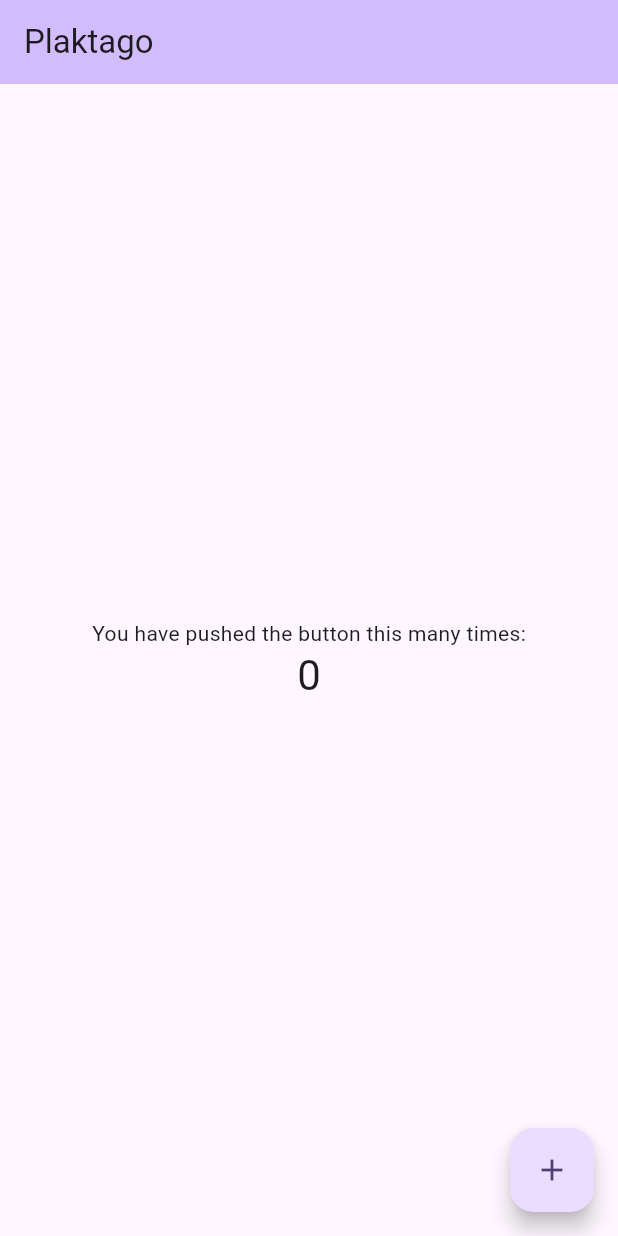
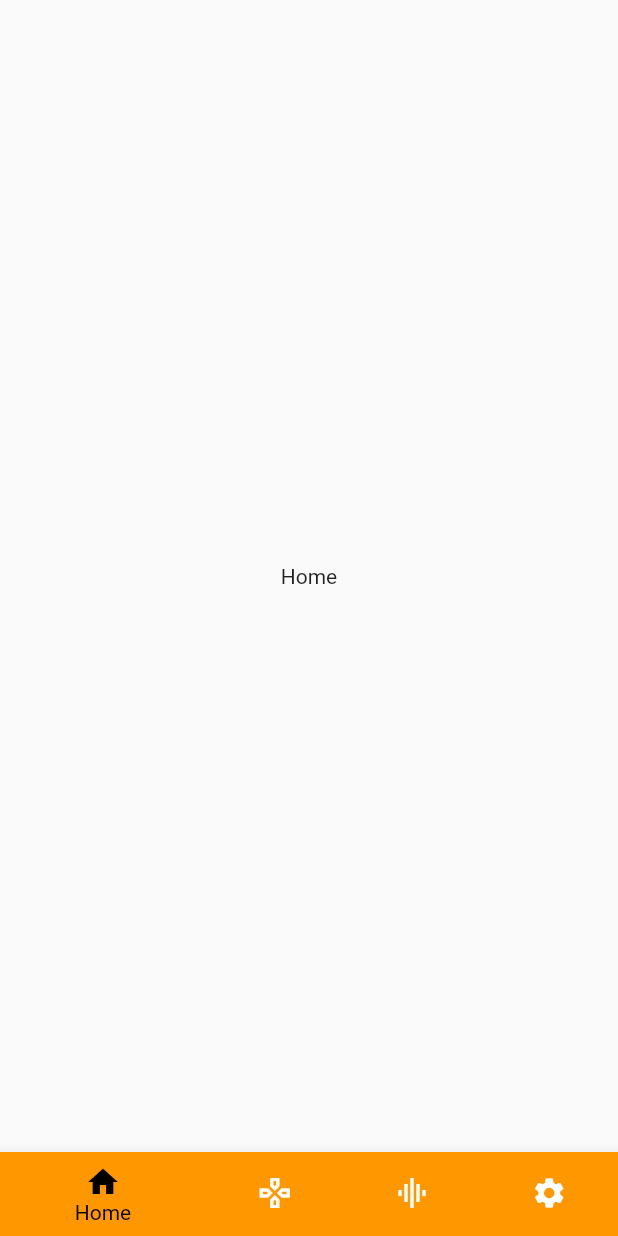
Before and after one commit to Extauren/Plaktago, a Flutter app: the screen it shows after launch, on a phone screen of 412 x 824 dp. Run offline on Flutter 3.47's test engine with Material 2 defaults, Android fonts, the phone set to English and light mode, and no system bars.

Commit message:
Add bottom navigation bar, home bingo statistic and settings pages

```diff
--- /dev/null
+++ b/lib/bingo.dart
@@ -0,0 +1,9 @@
+import 'package:flutter/material.dart';
+
+class Bingo extends StatelessWidget {
+  const Bingo({super.key});
+  @override
+  Widget build(BuildContext context) {
+    return const Center(child: Text("Bingo"));
+  }
+}
--- /dev/null
+++ b/lib/home.dart
@@ -0,0 +1,9 @@
+import 'package:flutter/material.dart';
+
+class Home extends StatelessWidget {
+  const Home({super.key});
+  @override
+  Widget build(BuildContext context) {
+    return const Center(child: Text("Home"));
+  }
+}
--- a/lib/main.dart
+++ b/lib/main.dart
@@ -1,4 +1,5 @@
 import 'package:flutter/material.dart';
+import 'navigation_bar.dart';
 
 void main() {
   runApp(const MyApp());
@@ -7,119 +8,15 @@ void main() {
 class MyApp extends StatelessWidget {
   const MyApp({super.key});
 
-  // This widget is the root of your application.
   @override
   Widget build(BuildContext context) {
     return MaterialApp(
       title: 'Plaktago',
       theme: ThemeData(
-        // This is the theme of your application.
-        //
-        // TRY THIS: Try running your application with "flutter run". You'll see
-        // the application has a blue toolbar. Then, without quitting the app,
-        // try changing the seedColor in the colorScheme below to Colors.green
-        // and then invoke "hot reload" (save your changes or press the "hot
-        // reload" button in a Flutter-supported IDE, or press "r" if you used
-        // the command line to start the app).
-        //
-        // Notice that the counter didn't reset back to zero; the application
-        // state is not lost during the reload. To reset the state, use hot
-        // restart instead.
-        //
-        // This works for code too, not just values: Most code changes can be
-        // tested with just a hot reload.
         colorScheme: ColorScheme.fromSeed(seedColor: Colors.deepPurple),
         useMaterial3: true,
       ),
-      home: const MyHomePage(title: 'Plaktago'),
+      home: NavigationBarApp(),
     );
   }
 }
-
-class MyHomePage extends StatefulWidget {
-  const MyHomePage({super.key, required this.title});
-
-  // This widget is the home page of your application. It is stateful, meaning
-  // that it has a State object (defined below) that contains fields that affect
-  // how it looks.
-
-  // This class is the configuration for the state. It holds the values (in this
-  // case the title) provided by the parent (in this case the App widget) and
-  // used by the build method of the State. Fields in a Widget subclass are
-  // always marked "final".
-
-  final String title;
-
-  @override
-  State<MyHomePage> createState() => _MyHomePageState();
-}
-
-class _MyHomePageState extends State<MyHomePage> {
-  int _counter = 0;
-
-  void _incrementCounter() {
-    setState(() {
-      // This call to setState tells the Flutter framework that something has
-      // changed in this State, which causes it to rerun the build method below
-      // so that the display can reflect the updated values. If we changed
-      // _counter without calling setState(), then the build method would not be
-      // called again, and so nothing would appear to happen.
-      _counter++;
-    });
-  }
-
-  @override
-  Widget build(BuildContext context) {
-    // This method is rerun every time setState is called, for instance as done
-    // by the _incrementCounter method above.
-    //
-    // The Flutter framework has been optimized to make rerunning build methods
-    // fast, so that you can just rebuild anything that needs updating rather
-    // than having to individually change instances of widgets.
-    return Scaffold(
-      appBar: AppBar(
-        // TRY THIS: Try changing the color here to a specific color (to
-        // Colors.amber, perhaps?) and trigger a hot reload to see the AppBar
-        // change color while the other colors stay the same.
-        backgroundColor: Theme.of(context).colorScheme.inversePrimary,
-        // Here we take the value from the MyHomePage object that was created by
-        // the App.build method, and use it to set our appbar title.
-        title: Text(widget.title),
-      ),
-      body: Center(
-        // Center is a layout widget. It takes a single child and positions it
-        // in the middle of the parent.
-        child: Column(
-          // Column is also a layout widget. It takes a list of children and
-          // arranges them vertically. By default, it sizes itself to fit its
-          // children horizontally, and tries to be as tall as its parent.
-          //
-          // Column has various properties to control how it sizes itself and
-          // how it positions its children. Here we use mainAxisAlignment to
-          // center the children vertically; the main axis here is the vertical
-          // axis because Columns are vertical (the cross axis would be
-          // horizontal).
-          //
-          // TRY THIS: Invoke "debug painting" (choose the "Toggle Debug Paint"
-          // action in the IDE, or press "p" in the console), to see the
-          // wireframe for each widget.
-          mainAxisAlignment: MainAxisAlignment.center,
-          children: <Widget>[
-            const Text(
-              'You have pushed the button this many times:',
-            ),
-            Text(
-              '$_counter',
-              style: Theme.of(context).textTheme.headlineMedium,
-            ),
-          ],
-        ),
-      ),
-      floatingActionButton: FloatingActionButton(
-        onPressed: _incrementCounter,
-        tooltip: 'Increment',
-        child: const Icon(Icons.add),
-      ), // This trailing comma makes auto-formatting nicer for build methods.
-    );
-  }
-}
--- /dev/null
+++ b/lib/navigation_bar.dart
@@ -0,0 +1,79 @@
+import 'package:flutter/material.dart';
+import 'home.dart';
+import 'bingo.dart';
+import 'statistic.dart';
+import 'settings.dart';
+
+class NavigationBarApp extends StatelessWidget {
+  const NavigationBarApp({super.key});
+
+  @override
+  Widget build(BuildContext context) {
+    return const MaterialApp(
+      home: NavigationBar(),
+    );
+  }
+}
+
+class NavigationBar extends StatefulWidget {
+  const NavigationBar({super.key});
+
+  @override
+  State<NavigationBar> createState() => _NavigationBarState();
+}
+
+class _NavigationBarState extends State<NavigationBar> {
+  int _selectedIndex = 0;
+  static const List<Widget> _widgetOptions = <Widget>[
+    Home(),
+    Bingo(),
+    Statistic(),
+    Settings(),
+  ];
+
+  void _onItemTapped(int index) {
+    setState(() {
+      _selectedIndex = index;
+    });
+  }
+
+  @override
+  Widget build(BuildContext context) {
+    return Scaffold(
+      body: Center(
+        child: _widgetOptions.elementAt(_selectedIndex),
+      ),
+      bottomNavigationBar: Theme(
+        data: Theme.of(context).copyWith(
+            canvasColor: Colors.orange,
+            primaryColor: Colors.white,
+            textTheme: Theme.of(context)
+                .textTheme
+                .copyWith(caption: TextStyle(color: Colors.grey))),
+        child: BottomNavigationBar(
+          items: const <BottomNavigationBarItem>[
+            BottomNavigationBarItem(
+              icon: Icon(Icons.home),
+              label: 'Home',
+            ),
+            BottomNavigationBarItem(
+              icon: Icon(Icons.games_outlined),
+              label: 'Bingo',
+            ),
+            BottomNavigationBarItem(
+              icon: Icon(Icons.graphic_eq),
+              label: 'Statistics',
+            ),
+            BottomNavigationBarItem(
+              icon: Icon(Icons.settings),
+              label: 'Settings',
+            ),
+          ],
+          currentIndex: _selectedIndex,
+          selectedItemColor: Colors.black,
+          onTap: _onItemTapped,
+        ),
+      ),
+    );
+  }
+}
--- /dev/null
+++ b/lib/settings.dart
@@ -0,0 +1,9 @@
+import 'package:flutter/material.dart';
+
+class Settings extends StatelessWidget {
+  const Settings({super.key});
+  @override
+  Widget build(BuildContext context) {
+    return const Center(child: Text("Settings"));
+  }
+}
--- /dev/null
+++ b/lib/statistic.dart
@@ -0,0 +1,9 @@
+import 'package:flutter/material.dart';
+
+class Statistic extends StatelessWidget {
+  const Statistic({super.key});
+  @override
+  Widget build(BuildContext context) {
+    return const Center(child: Text("Statistic"));
+  }
+}
--- a/pubspec.yaml
+++ b/pubspec.yaml
@@ -1,4 +1,4 @@
-name: plaktag
+name: plaktago
 description: Bingo App.
 # The following line prevents the package from being accidentally published to
 # pub.dev using `flutter pub publish`. This is preferred for private packages.
```
Also changed, not shown: 2 other files.
